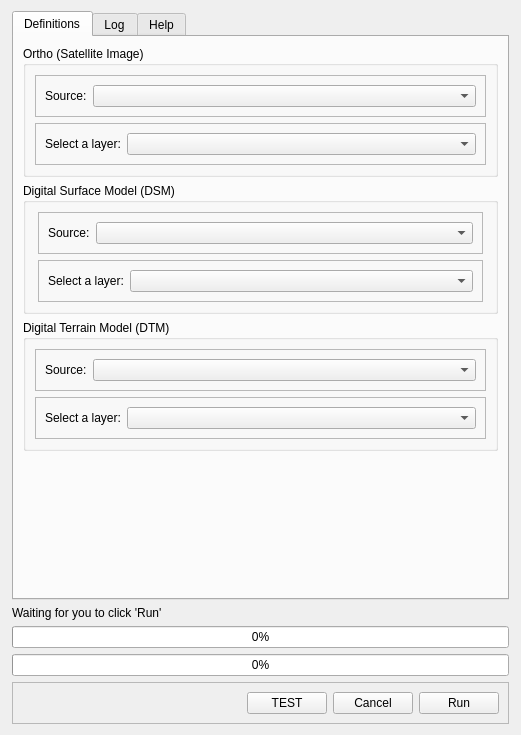
Old version of the form citygen/citygen_dialog_base.ui in the repository arthurRuf/3dcitybuilder.
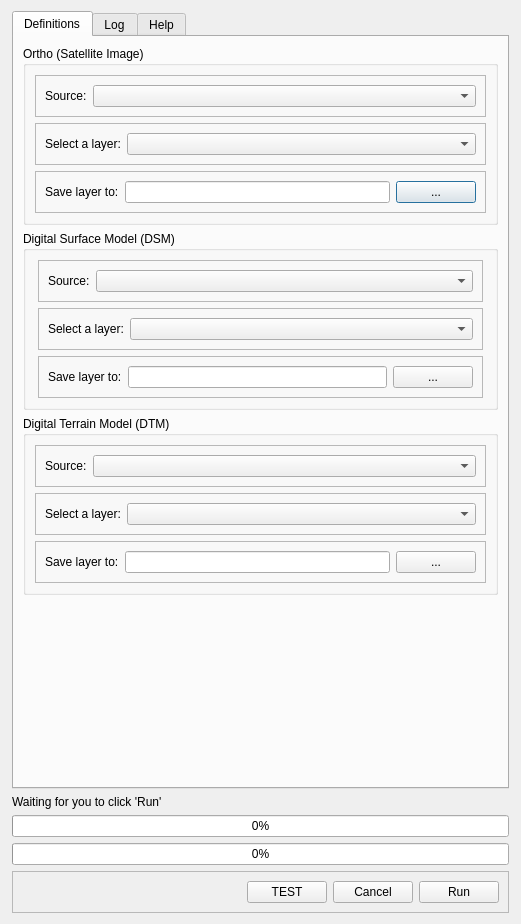
New version of the form.

The edit to the form file:
```diff
--- a/citygen/citygen_dialog_base.ui
+++ b/citygen/citygen_dialog_base.ui
@@ -7,7 +7,7 @@
     <x>0</x>
     <y>0</y>
     <width>521</width>
-    <height>735</height>
+    <height>924</height>
    </rect>
   </property>
   <property name="windowTitle">
@@ -86,6 +86,35 @@
             </layout>
            </widget>
           </item>
+          <item>
+           <widget class="QFrame" name="frmOrthoSateTo">
+            <property name="frameShape">
+             <enum>QFrame::StyledPanel</enum>
+            </property>
+            <property name="frameShadow">
+             <enum>QFrame::Raised</enum>
+            </property>
+            <layout class="QHBoxLayout" name="horizontalLayout_11">
+             <item>
+              <widget class="QLabel" name="label_8">
+               <property name="text">
+                <string>Save layer to:</string>
+               </property>
+              </widget>
+             </item>
+             <item>
+              <widget class="QLineEdit" name="edtOrthoSateTo"/>
+             </item>
+             <item>
+              <widget class="QPushButton" name="btnOrthoSateTo">
+               <property name="text">
+                <string>...</string>
+               </property>
+              </widget>
+             </item>
+            </layout>
+           </widget>
+          </item>
          </layout>
         </widget>
        </item>
@@ -151,6 +180,35 @@
             </layout>
            </widget>
           </item>
+          <item>
+           <widget class="QFrame" name="frmDSMSateTo">
+            <property name="frameShape">
+             <enum>QFrame::StyledPanel</enum>
+            </property>
+            <property name="frameShadow">
+             <enum>QFrame::Raised</enum>
+            </property>
+            <layout class="QHBoxLayout" name="horizontalLayout_10">
+             <item>
+              <widget class="QLabel" name="label_7">
+               <property name="text">
+                <string>Save layer to:</string>
+               </property>
+              </widget>
+             </item>
+             <item>
+              <widget class="QLineEdit" name="edtDSMSateTo"/>
+             </item>
+             <item>
+              <widget class="QPushButton" name="btnDSMSateTo">
+               <property name="text">
+                <string>...</string>
+               </property>
+              </widget>
+             </item>
+            </layout>
+           </widget>
+          </item>
          </layout>
         </widget>
        </item>
@@ -204,6 +262,35 @@
             </layout>
            </widget>
           </item>
+          <item>
+           <widget class="QFrame" name="frmDTMSateTo">
+            <property name="frameShape">
+             <enum>QFrame::StyledPanel</enum>
+            </property>
+            <property name="frameShadow">
+             <enum>QFrame::Raised</enum>
+            </property>
+            <layout class="QHBoxLayout" name="horizontalLayout_9">
+             <item>
+              <widget class="QLabel" name="label_9">
+               <property name="text">
+                <string>Save layer to:</string>
+               </property>
+              </widget>
+             </item>
+             <item>
+              <widget class="QLineEdit" name="edtDTMSateTo"/>
+             </item>
+             <item>
+              <widget class="QPushButton" name="btnDTMSateTo">
+               <property name="text">
+                <string>...</string>
+               </property>
+              </widget>
+             </item>
+            </layout>
+           </widget>
+          </item>
          </layout>
         </widget>
        </item>
```
